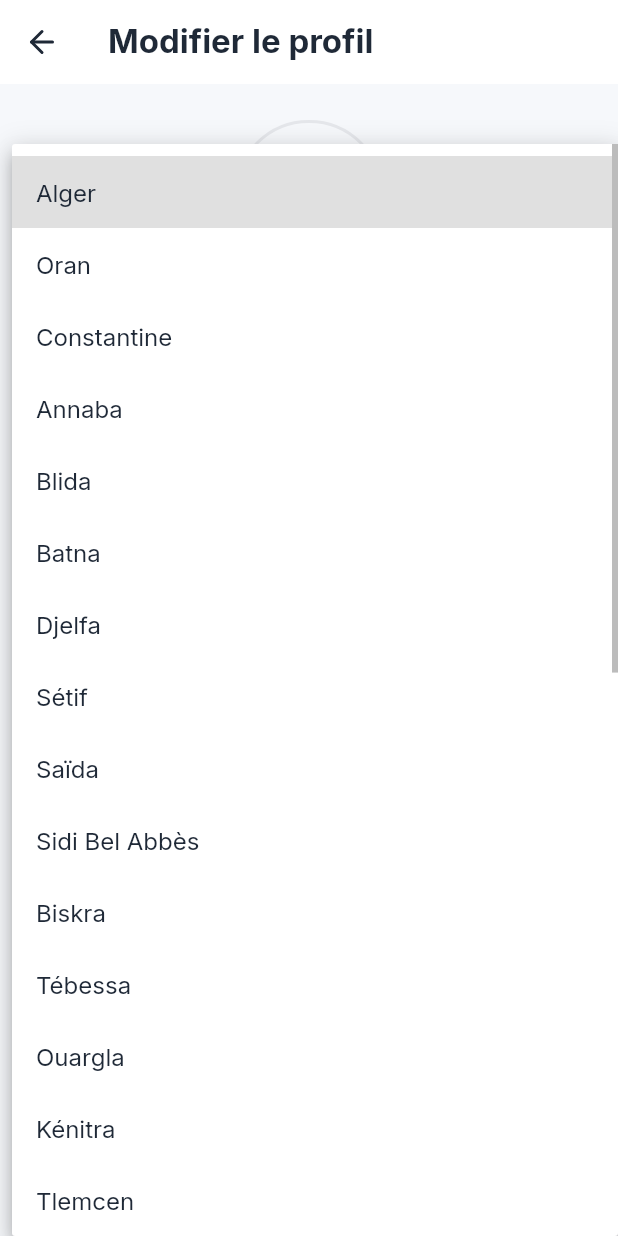
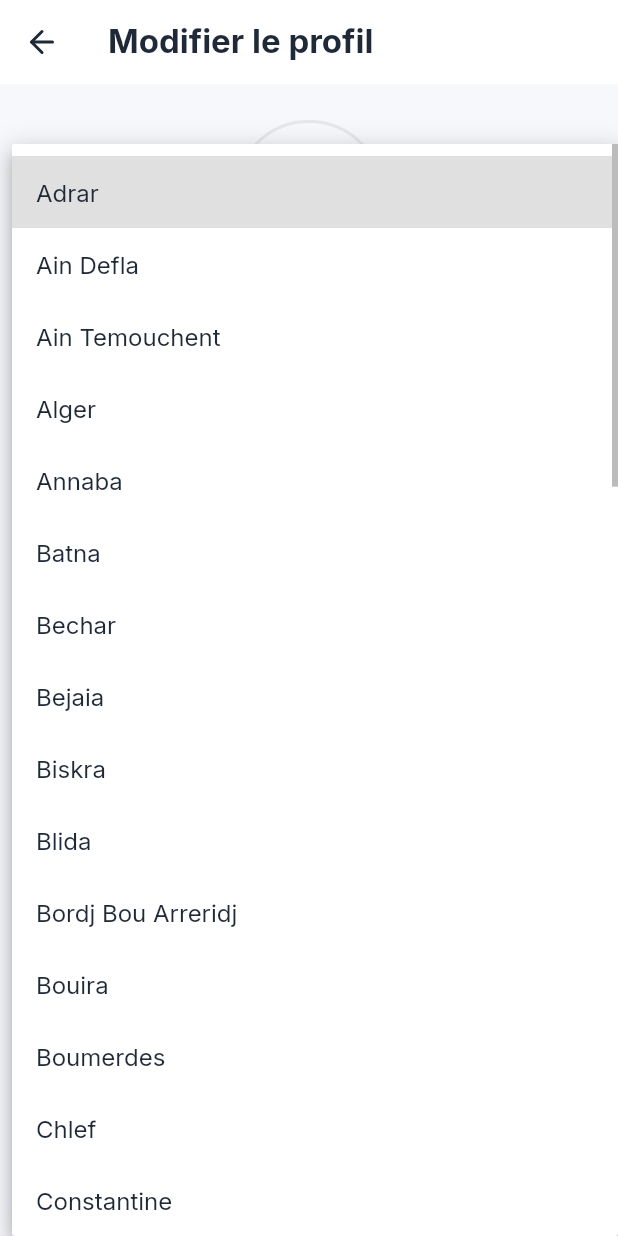
Before and after one commit to eyadati/eyadati.com, a Flutter app: the DoctorEditProfilePage screen opened directly, after a tap on "Sélectionnez votre ville", on a phone screen of 412 x 824 dp. Run offline on Flutter 3.47's test engine with Material 3 defaults, Android fonts, the phone set to English and light mode, and no system bars; our stand-ins replace cached_network_image, flutter_dotenv, flutter_riverpod, freezed_annotation, go_router, google_fonts and 6 more; missing offline and left inert: syncfusion_flutter_core; accounts and stored records are empty.

Commit message:
fix: update all city lists to 48 Algerian wilayas
- Replace Moroccan cities with complete list of Algerian wilayas
- Update patient search_filter_dialog.dart
- Update doctor_setup_page.dart
- Update doctor_edit_profile_page.dart
- All use dropdown instead of text field

```diff
--- a/lib/features/doctor/presentation/pages/doctor_edit_profile_page.dart
+++ b/lib/features/doctor/presentation/pages/doctor_edit_profile_page.dart
@@ -32,13 +32,19 @@ class _DoctorEditProfilePageState extends ConsumerState<DoctorEditProfilePage> {
   bool _isUploadingPhoto = false;
   String? _photoUrl;
 
-  final List<String> _algerianCities = [
-    'Alger', 'Oran', 'Constantine', 'Annaba', 'Blida', 'Batna', 'Djelfa',
-    'Sétif', 'Saïda', 'Sidi Bel Abbès', 'Biskra', 'Tébessa', 'Ouargla',
-    'Kénitra', 'Tlemcen', 'Béjaïa', 'Adrar', 'Mostaganem', 'Souk Ahras',
-    'Médéa', 'Tizi Ouzou', 'Boumahdes', 'Mosta', 'Skikda', 'Souk Ahras',
-    'Jijel', 'Alger', 'Blida', 'Bouira', 'Tizi Ouzou', 'Boumerdès',
+  static const List<String> algerianCities = [
+    'Adrar', 'Ain Defla', 'Ain Temouchent', 'Alger', 'Annaba', 'Batna',
+    'Bechar', 'Bejaia', 'Biskra', 'Blida', 'Bordj Bou Arreridj', 'Bouira',
+    'Boumerdes', 'Chlef', 'Constantine', 'Djelfa', 'El Bayadh', 'El Oued',
+    'El Tarf', 'Ghardaia', 'Guelma', 'Illizi', 'Jijel', 'Khenchela',
+    'Laghouat', 'Mascara', 'Medea', 'Mila', 'Mostaganem', 'Msila',
+    'Naama', 'Oran', 'Ouargla', 'Oum El Bouaghi', 'Relizane', 'Saida',
+    'Setif', 'Sidi Bel Abbes', 'Skikda', 'Souk Ahras', 'Tamanghasset',
+    'Tebessa', 'Tiaret', 'Tindouf', 'Tipaza', 'Tissemsilt', 'Tizi Ouzou',
+    'Tlemcen',
   ];
+
+  final List<String> _algerianCities = algerianCities;
 
   final List<String> _specialties = [
     'Médecin généraliste',
--- a/lib/features/doctor/presentation/pages/doctor_setup_page.dart
+++ b/lib/features/doctor/presentation/pages/doctor_setup_page.dart
@@ -56,16 +56,19 @@ class _DoctorSetupPageState extends ConsumerState<DoctorSetupPage> {
     'Autres',
   ];
 
-  final List<String> _cities = [
-    'Alger', 'Oran', 'Constantine', 'Annaba', 'Blida', 'Batna', 'Djelfa',
-    'Sétif', 'Sidi Bel Abbès', 'Biskra', 'Tébessa', 'Ouargla', 'Béjaïa',
-    'Tlemcen', 'Béchar', 'Mascara', 'Tiaret', 'Bordj Bou Arréridj',
-    'Souk Ahras', 'Mila', 'Skikda', 'Bouira', 'Médéa', 'Laghouat',
-    'Ghardaia', 'Relizane', 'El Oued', 'Khenchela', 'Msila', 'BBA',
-    'Boumerdès', 'Sidi Aïssa', 'Tipaza', 'Aïn Témouchent', 'Bejaïa',
-    'Tizi Ouzou', 'Bouira', 'Djurdjura', 'Médéa', 'Blida', 'Cherchell',
-    'Tipasa', 'Mascara', 'Saïda', 'Tafraoui', 'Moulay Slissen',
+  static const List<String> algerianCities = [
+    'Adrar', 'Ain Defla', 'Ain Temouchent', 'Alger', 'Annaba', 'Batna',
+    'Bechar', 'Bejaia', 'Biskra', 'Blida', 'Bordj Bou Arreridj', 'Bouira',
+    'Boumerdes', 'Chlef', 'Constantine', 'Djelfa', 'El Bayadh', 'El Oued',
+    'El Tarf', 'Ghardaia', 'Guelma', 'Illizi', 'Jijel', 'Khenchela',
+    'Laghouat', 'Mascara', 'Medea', 'Mila', 'Mostaganem', 'Msila',
+    'Naama', 'Oran', 'Ouargla', 'Oum El Bouaghi', 'Relizane', 'Saida',
+    'Setif', 'Sidi Bel Abbes', 'Skikda', 'Souk Ahras', 'Tamanghasset',
+    'Tebessa', 'Tiaret', 'Tindouf', 'Tipaza', 'Tissemsilt', 'Tizi Ouzou',
+    'Tlemcen',
   ];
+
+  final List<String> _cities = algerianCities;
 
   @override
   void dispose() {
```
Also changed, not shown: lib/features/doctor/presentation/pages/doctor_calendar_page.dart (+26 -7 lines), lib/features/patient/presentation/widgets/search_filter_dialog.dart (+12 -11 lines).
